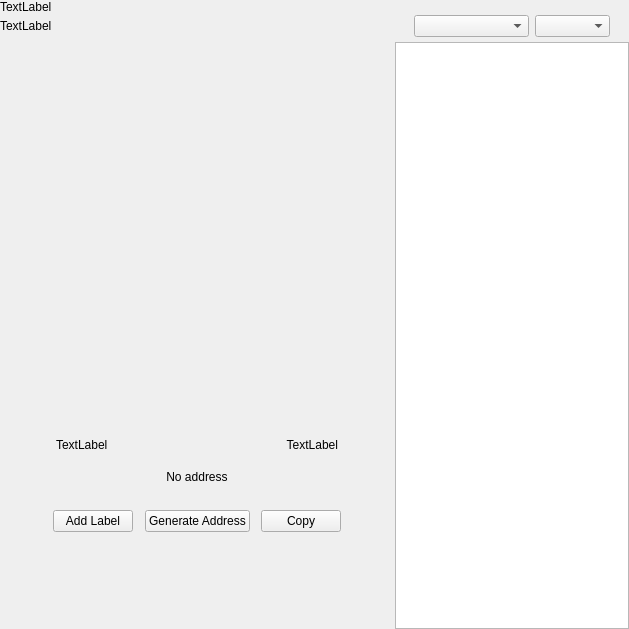
Above: src/qt/pivx/forms/receivewidget.ui from afghany/castletmp before the change. Below: the same form after it.
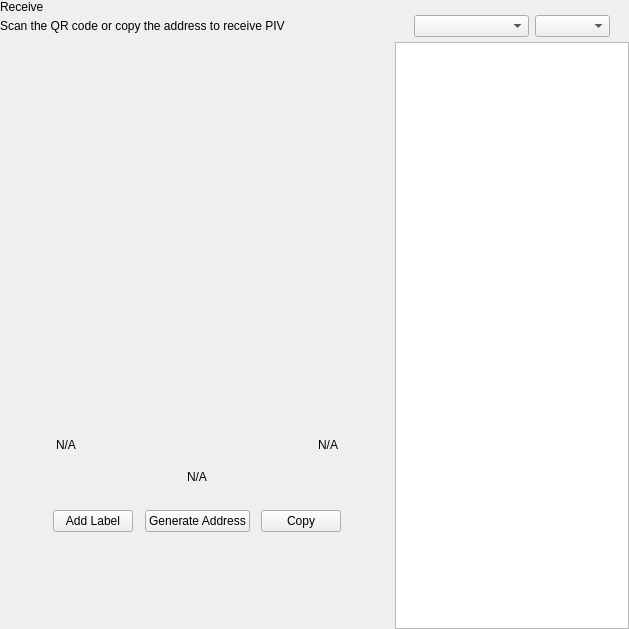
That is the form after the change. Custom widgets are drawn as their Qt base class.

```diff
--- a/src/qt/pivx/forms/receivewidget.ui
+++ b/src/qt/pivx/forms/receivewidget.ui
@@ -71,14 +71,14 @@
             <item>
              <widget class="QLabel" name="labelTitle">
               <property name="text">
-               <string>TextLabel</string>
+               <string>Receive</string>
               </property>
              </widget>
             </item>
             <item alignment="Qt::AlignTop">
              <widget class="QLabel" name="labelSubtitle1">
               <property name="text">
-               <string>TextLabel</string>
+               <string>Scan the QR code or copy the address to receive PIV</string>
               </property>
              </widget>
             </item>
@@ -190,7 +190,7 @@
               <item>
                <widget class="QLabel" name="labelLabel">
                 <property name="text">
-                 <string>TextLabel</string>
+                 <string notr="true">N/A</string>
                 </property>
                </widget>
               </item>
@@ -210,7 +210,7 @@
               <item>
                <widget class="QLabel" name="labelDate">
                 <property name="text">
-                 <string>TextLabel</string>
+                 <string notr="true">N/A</string>
                 </property>
                 <property name="alignment">
                  <set>Qt::AlignRight|Qt::AlignTrailing|Qt::AlignVCenter</set>
@@ -235,7 +235,7 @@
               </size>
              </property>
              <property name="text">
-              <string>No address</string>
+              <string notr="true">N/A</string>
              </property>
              <property name="alignment">
               <set>Qt::AlignCenter</set>
```
